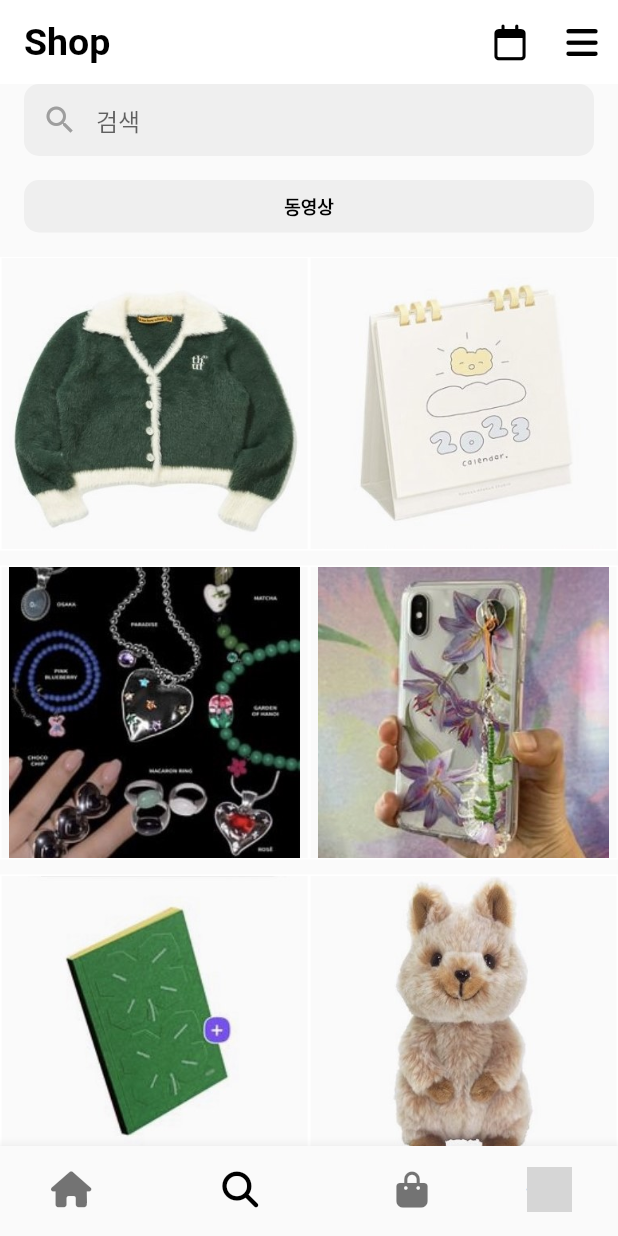
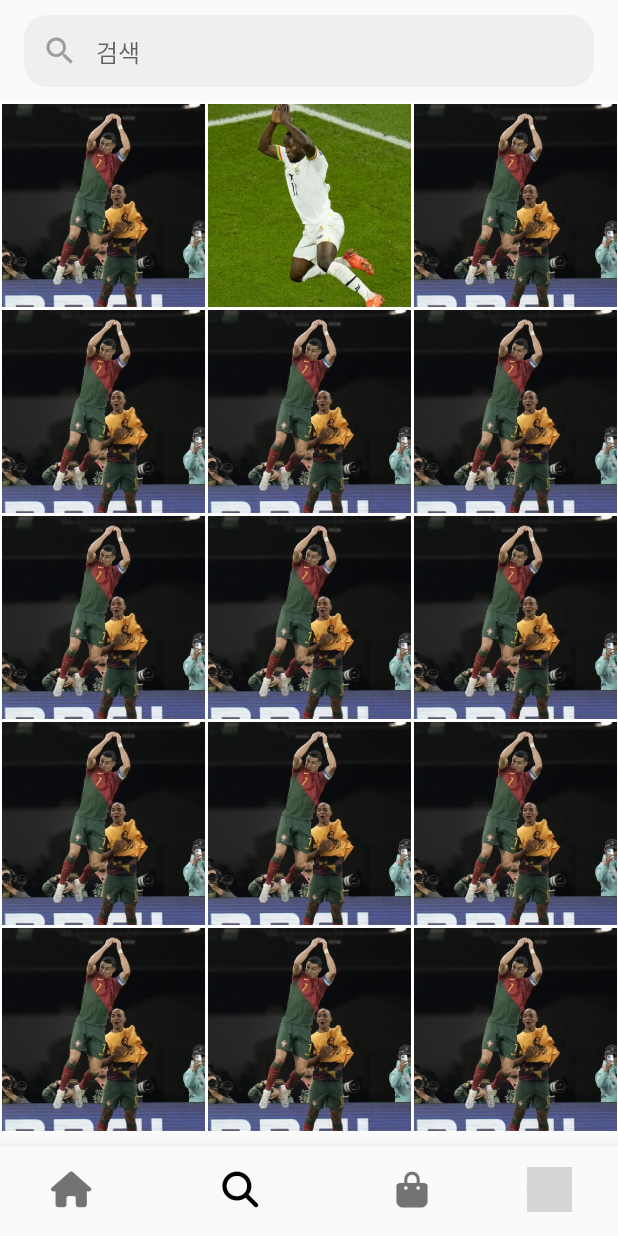
Before and after one commit to binstarr/instagramTP, a Flutter app: the screen it shows after launch, item 2 of the bottom bar chosen, on a phone screen of 412 x 824 dp. Run offline on Flutter 3.47's test engine with Material 2 defaults, Android fonts, the phone set to English and light mode, and no system bars; our stand-ins replace font_awesome_flutter; network calls fail; grey boxes are pictures that could not be loaded.

Commit message:
first push search

```diff
--- /dev/null
+++ b/instagram/lib/components/search_list.dart
@@ -0,0 +1,48 @@
+import 'package:flutter/material.dart';
+
+import '../model/search_img_list.dart';
+import '../screens/search_in_screen.dart';
+import '../screens/shop_item_screen.dart';
+
+class SearchList extends StatelessWidget {
+  const SearchList({Key? key}) : super(key: key);
+
+  @override
+  Widget build(BuildContext context) {
+    int _seletedimg = 0;
+    return GridView.count(
+      crossAxisCount: 3,
+      children: List.generate(
+        searchImgLists.length,
+        (index) => Column(
+          children: [
+              InkWell(
+                onTap: () {
+                  print("$context 눌러짐");
+                  Navigator.push(
+                    context,
+                    MaterialPageRoute(
+                      builder: (context) => SearchInScreen(
+                        selectedNum: _seletedimg,
+                      ),
+                    ),
+                  );
+                  _seletedimg = index;
+                  print(_seletedimg);
+                },
+                child: Container(
+                  decoration: BoxDecoration(
+                    border: Border.all(color: Colors.white),
+                  ),
+                  child: Image.asset(
+                    searchImgLists[index].searchImg,
+                    width: double.infinity,
+                  ),
+                ),
+              ),
+            ],
+        ),
+      ),
+    );
+  }
+}
--- /dev/null
+++ b/instagram/lib/model/search_img_list.dart
@@ -0,0 +1,26 @@
+
+
+class SearchList{
+
+  var searchImg;
+
+  SearchList({required this.searchImg});
+}
+
+List <SearchList> searchImgLists = [
+  SearchList(searchImg: "assets/search_img/search_1.jpg"),
+  SearchList(searchImg: "assets/search_img/search_2.jpg"),
+  SearchList(searchImg: "assets/search_img/search_1.jpg"),
+  SearchList(searchImg: "assets/search_img/search_1.jpg"),
+  SearchList(searchImg: "assets/search_img/search_1.jpg"),
+  SearchList(searchImg: "assets/search_img/search_1.jpg"),
+  SearchList(searchImg: "assets/search_img/search_1.jpg"),
+  SearchList(searchImg: "assets/search_img/search_1.jpg"),
+  SearchList(searchImg: "assets/search_img/search_1.jpg"),
+  SearchList(searchImg: "assets/search_img/search_1.jpg"),
+  SearchList(searchImg: "assets/search_img/search_1.jpg"),
+  SearchList(searchImg: "assets/search_img/search_1.jpg"),
+  SearchList(searchImg: "assets/search_img/search_1.jpg"),
+  SearchList(searchImg: "assets/search_img/search_1.jpg"),
+  SearchList(searchImg: "assets/search_img/search_1.jpg"),
+];
--- a/instagram/lib/screens/main_screen.dart
+++ b/instagram/lib/screens/main_screen.dart
@@ -5,6 +5,7 @@ import 'package:instagram/main.dart';
 
 import 'package:instagram/screens/home_screen.dart';
 import 'package:instagram/screens/my_profile.dart';
+import 'package:instagram/screens/search_screen.dart';
 import 'package:instagram/screens/shop_main_screen.dart';
 
 class MainScreen extends StatefulWidget {
@@ -24,7 +25,7 @@ class _MainScreenState extends State<MainScreen> {
         index: _selectedIndex,
         children: [
           HomeScreen(dm: "2"),
-          //승원
+          SearchScreen(),
           ShopMainScreen(),
           MyProfile(),
         ],
--- /dev/null
+++ b/instagram/lib/screens/search_screen.dart
@@ -0,0 +1,47 @@
+import 'package:flutter/material.dart';
+
+import '../components/search_list.dart';
+
+class SearchScreen extends StatelessWidget {
+  const SearchScreen({Key? key}) : super(key: key);
+
+  @override
+  Widget build(BuildContext context) {
+    return SafeArea(
+      child: Scaffold(
+        body: Column(
+          children: [
+            SizedBox(height: 10,),
+            _buildSearchFiled(),
+            SizedBox(height: 10,),
+            Expanded(child: SearchList()),
+          ],
+        ),
+
+      ),
+    );
+  }
+
+  Widget _buildSearchFiled() {
+    return Padding(
+      padding: EdgeInsets.symmetric(horizontal: 16.0),
+      child: TextField(
+        decoration: InputDecoration(
+            filled: true,
+            fillColor: Color(0xFFefefef),
+            border: InputBorder.none,
+            enabledBorder: OutlineInputBorder(
+                borderRadius: BorderRadius.all(
+                  Radius.circular(16),
+                ),
+                borderSide: BorderSide.none),
+            prefixIcon: Icon(Icons.search),
+            prefixIconColor: Colors.grey,
+            contentPadding: EdgeInsets.symmetric(vertical: 10, horizontal: 15),
+            hintText: '검색'),
+      ),
+    );
+  } // end of _buildSearchFiled
+
+
+}
--- a/instagram/pubspec.yaml
+++ b/instagram/pubspec.yaml
@@ -65,6 +65,7 @@ flutter:
     - assets/
     - assets/shop_img/
     - assets/shop_list_img/
+    - assets/search_img/
   #   - images/a_dot_burr.jpeg
   #   - images/a_dot_ham.jpeg
 
```
Also changed, not shown: instagram/lib/model/search_nickname.dart (added, +9 -0 lines), instagram/lib/screens/search_in_screen.dart (added, +148 -0 lines), instagram/assets/search_img/search_1.jpg (added), instagram/assets/search_img/search_2.jpg (added), instagram/pubspec.lock.
